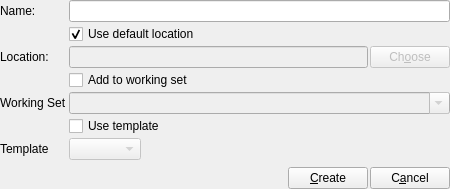
Qt form resources/ui/dialogs/newproject.ui (prymatex/prymatex) before a commit.
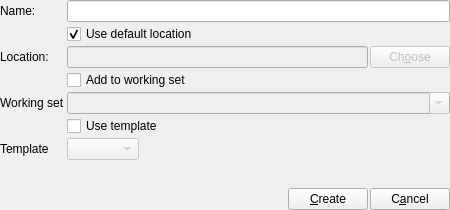
The same form after that commit. Icons and pictures are not drawn.

Commit message: new search dialog for find in projects

What changed in the file:
```diff
--- a/resources/ui/dialogs/newproject.ui
+++ b/resources/ui/dialogs/newproject.ui
@@ -10,7 +10,7 @@
     <x>0</x>
     <y>0</y>
     <width>450</width>
-    <height>189</height>
+    <height>210</height>
    </rect>
   </property>
   <property name="windowTitle">
@@ -93,7 +93,7 @@
      <item row="4" column="0">
       <widget class="QLabel" name="label3">
        <property name="text">
-        <string>Working Set</string>
+        <string>Working set</string>
        </property>
       </widget>
      </item>
```
The commit also changes 6 other files.
